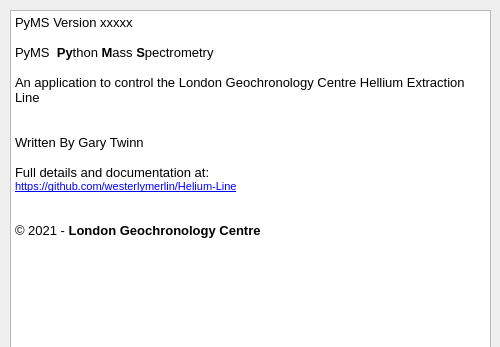
Before: the Qt Designer form UI Resources/about.ui in westerlymerlin/UCL-PYMS, drawn with Qt 5; both pictures show x 0 to 500 and y 0 to 347 of the 500 by 500 pixel window.
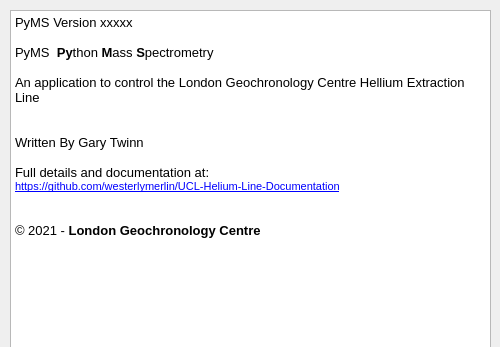
After: the same form once the commit is applied. Icons and pictures are not drawn.

Diff of the .ui file:
```diff
--- a/UI Resources/about.ui
+++ b/UI Resources/about.ui
@@ -101,7 +101,7 @@
 &lt;p style=&quot; margin-top:0px; margin-bottom:0px; margin-left:0px; margin-right:0px; -qt-block-indent:0; text-indent:0px;&quot;&gt;&lt;br /&gt;Written By Gary Twinn &lt;/p&gt;
 &lt;p style=&quot;-qt-paragraph-type:empty; margin-top:0px; margin-bottom:0px; margin-left:0px; margin-right:0px; -qt-block-indent:0; text-indent:0px;&quot;&gt;&lt;br /&gt;&lt;/p&gt;
 &lt;p style=&quot; margin-top:0px; margin-bottom:0px; margin-left:0px; margin-right:0px; -qt-block-indent:0; text-indent:0px;&quot;&gt;Full details and documentation at:&lt;/p&gt;
-&lt;p style=&quot; margin-top:0px; margin-bottom:0px; margin-left:0px; margin-right:0px; -qt-block-indent:0; text-indent:0px;&quot;&gt;&lt;a href=&quot;https://github.com/westerlymerlin/Helium-Line&quot;&gt;&lt;span style=&quot; font-family:'MS Shell Dlg 2'; font-size:8pt; text-decoration: underline; color:#0000ff;&quot;&gt;https://github.com/westerlymerlin/Helium-Line&lt;/span&gt;&lt;/a&gt;&lt;/p&gt;
+&lt;p style=&quot; margin-top:0px; margin-bottom:0px; margin-left:0px; margin-right:0px; -qt-block-indent:0; text-indent:0px;&quot;&gt;&lt;a href=&quot;https://github.com/westerlymerlin/UCL-Helium-Line-Documentation&quot;&gt;&lt;span style=&quot; font-family:'MS Shell Dlg 2'; font-size:8pt; text-decoration: underline; color:#0000ff;&quot;&gt;https://github.com/westerlymerlin/UCL-Helium-Line-Documentation&lt;/span&gt;&lt;/a&gt;&lt;/p&gt;
 &lt;p style=&quot;-qt-paragraph-type:empty; margin-top:0px; margin-bottom:0px; margin-left:0px; margin-right:0px; -qt-block-indent:0; text-indent:0px; text-decoration: underline; color:#0000ff;&quot;&gt;&lt;br /&gt;&lt;/p&gt;
 &lt;p style=&quot;-qt-paragraph-type:empty; margin-top:0px; margin-bottom:0px; margin-left:0px; margin-right:0px; -qt-block-indent:0; text-indent:0px; text-decoration: underline; color:#0000ff;&quot;&gt;&lt;br /&gt;&lt;/p&gt;
 &lt;p style=&quot; margin-top:0px; margin-bottom:0px; margin-left:0px; margin-right:0px; -qt-block-indent:0; text-indent:0px;&quot;&gt;© 2021 - &lt;span style=&quot; font-weight:600;&quot;&gt;London Geochronology Centre &lt;/span&gt;&lt;/p&gt;
```
